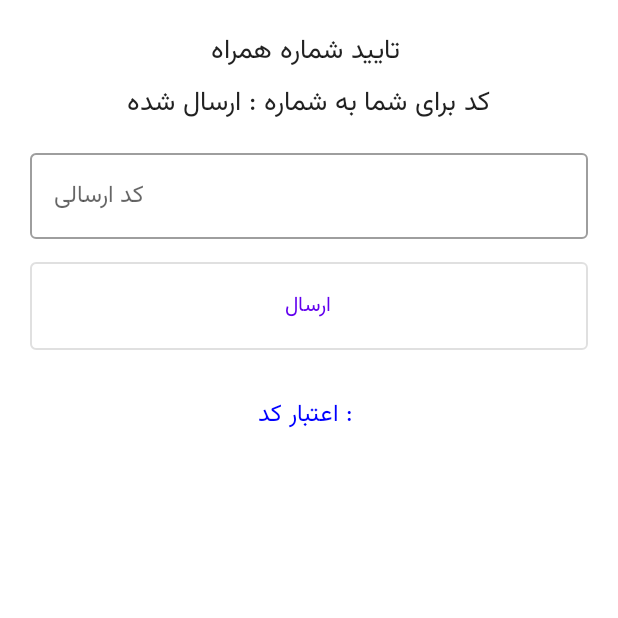
After one commit to danialchoopan/DanialTube, an Android app built with Jetpack Compose: the composable ValidatePhoneNumberScreen shown on its own in the app's theme, on a phone screen of 412 x 824 dp, the top half of it. The commit adds this screen. Run offline under Robolectric (Android 15) with nearby library versions, the phone set to English and light mode, and no system bars.

Commit message:
fix ui bugs verify phone

```diff
--- a/app/src/main/java/ir/danialchoopan/danialtube/data/api/RequestEndPoints.kt
+++ b/app/src/main/java/ir/danialchoopan/danialtube/data/api/RequestEndPoints.kt
@@ -2,6 +2,12 @@ package ir.danialchoopan.danialtube.data.api
 
 object RequestEndPoints {
     val rootDomain = "http://192.168.111.10:8000/api"
+
+    //user requests
     val userRegister = "$rootDomain/auth/register"
     val userLogin = "$rootDomain/auth/login"
+    val userCheckPhoneValidation = "$rootDomain/user/phone/valid" //token
+    val userSendVerifyCode = "$rootDomain/user/phone/code" //token
+
+   //home page requests
 }
--- a/app/src/main/java/ir/danialchoopan/danialtube/data/api/requests/UserAuthRequest.kt
+++ b/app/src/main/java/ir/danialchoopan/danialtube/data/api/requests/UserAuthRequest.kt
@@ -138,6 +138,12 @@ class UserAuthRequest(val m_context: Context) {
 
     }
 
+    //phone number requests
+    fun requestCheckPhoneVerify() {
+
+    }
+
+
     fun requestSmsValidationCode() {
 
     }
--- a/app/src/main/java/ir/danialchoopan/danialtube/screen/LoginRegisterScreen.kt
+++ b/app/src/main/java/ir/danialchoopan/danialtube/screen/LoginRegisterScreen.kt
@@ -128,14 +128,16 @@ fun LoginUserProfileScreen(
                                 "خوش آمدی ${loginResponse.user.name} ",
                                 Toast.LENGTH_SHORT
                             ).show()
+
                         } else {
                             Toast.makeText(
                                 m_context,
                                 "نام کاربری یا رمز عبور اشتباه است  ",
                                 Toast.LENGTH_SHORT
                             ).show()
+
+                            onGoingProgress = false
                         }
-                        onGoingProgress = false
                     }
 
                 }
--- /dev/null
+++ b/app/src/main/java/ir/danialchoopan/danialtube/screen/course/ShowCourseScreen.kt
@@ -0,0 +1 @@
+package ir.danialchoopan.danialtube.screen.course
--- /dev/null
+++ b/app/src/main/java/ir/danialchoopan/danialtube/screen/user/ValidatePhoneNumberScreen.kt
@@ -0,0 +1,96 @@
+package ir.danialchoopan.danialtube.screen.user
+
+import android.content.Context
+import android.widget.Toast
+import androidx.compose.foundation.clickable
+import androidx.compose.foundation.layout.*
+import androidx.compose.foundation.text.KeyboardActions
+import androidx.compose.foundation.text.KeyboardOptions
+import androidx.compose.material.OutlinedButton
+import androidx.compose.material.OutlinedTextField
+import androidx.compose.material.Text
+import androidx.compose.runtime.*
+import androidx.compose.ui.Alignment
+import androidx.compose.ui.Modifier
+import androidx.compose.ui.graphics.Color
+import androidx.compose.ui.text.input.ImeAction
+import androidx.compose.ui.unit.dp
+import androidx.compose.ui.unit.sp
+import ir.danialchoopan.danialtube.ui.componets.DialogBoxLoading
+import ir.danialchoopan.danialtube.viewmodels.HomeScreenViewModel
+
+@Composable
+fun ValidatePhoneNumberScreen(
+    m_context: Context,
+    homeScreenViewModel: HomeScreenViewModel
+){
+    //text box
+
+    var validationCode by remember {
+        mutableStateOf("")
+    }
+
+    //other variables
+
+    //progressDialog
+    var onGoingProgress by remember {
+        mutableStateOf(false)
+    }
+    if (onGoingProgress) {
+        DialogBoxLoading()
+    }
+
+
+    Column(
+        modifier = Modifier
+            .fillMaxWidth()
+            .padding(20.dp),
+        horizontalAlignment = Alignment.CenterHorizontally,
+        verticalArrangement = Arrangement.Center,
+    ) {
+        Text(text = "تایید شماره همراه ", fontSize = 18.sp)
+        Spacer(modifier = Modifier.height(5.dp))
+        Text(text = "کد برای شما به شماره : ارسال شده", fontSize = 18.sp)
+        Spacer(modifier = Modifier.height(10.dp))
+        OutlinedTextField(
+            value = validationCode,
+            singleLine = true,
+            modifier = Modifier.fillMaxWidth(),
+            onValueChange = {
+                validationCode = it
+            },
+            label = { Text(text = "کد ارسالی") },
+            keyboardOptions = KeyboardOptions.Default.copy(
+                imeAction = ImeAction.Done
+            ),
+            keyboardActions = KeyboardActions(
+                onDone = { }
+            )
+        )
+        Spacer(modifier = Modifier.height(15.dp))
+        OutlinedButton(
+            modifier = Modifier.fillMaxWidth(), onClick = {
+                if (validationCode.isNotEmpty()){
+                    onGoingProgress=true
+
+                    //after result
+                    onGoingProgress=false
+                }else{
+
+                }
+            }) {
+            Text(text = "ارسال", modifier = Modifier.padding(10.dp))
+        }
+        Spacer(modifier = Modifier.height(15.dp))
+        //کد برای شما ارسال نشد دوباره کلیک کنید
+        Text(
+            text = "اعتبار کد : ", fontSize = 16.sp,
+            modifier = Modifier
+                .padding(15.dp)
+                .clickable {
+
+                }, color = Color.Blue
+        )
+
+    }
+}
```
Also changed, not shown: app/src/main/java/ir/danialchoopan/danialtube/screen/HomePageScreen.kt (+7 -4 lines), app/src/main/java/ir/danialchoopan/danialtube/screen/UserProfileScreen.kt (+33 -2 lines), app/src/main/java/ir/danialchoopan/danialtube/viewmodels/HomeScreenViewModel.kt (+20 -1 lines).
